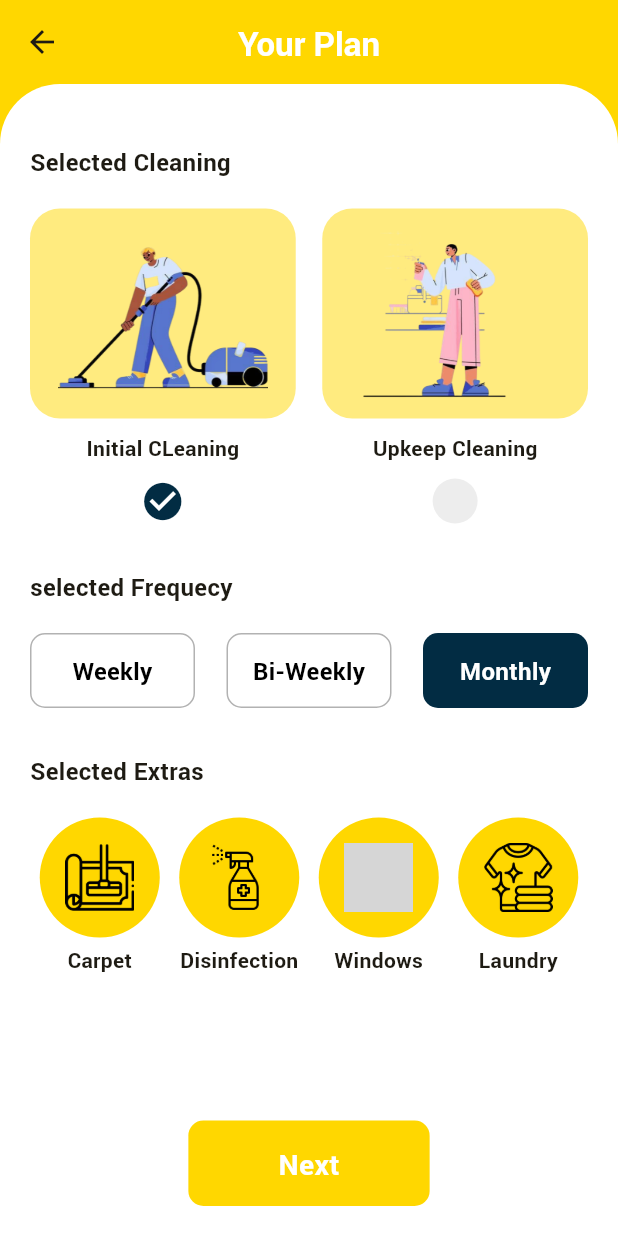
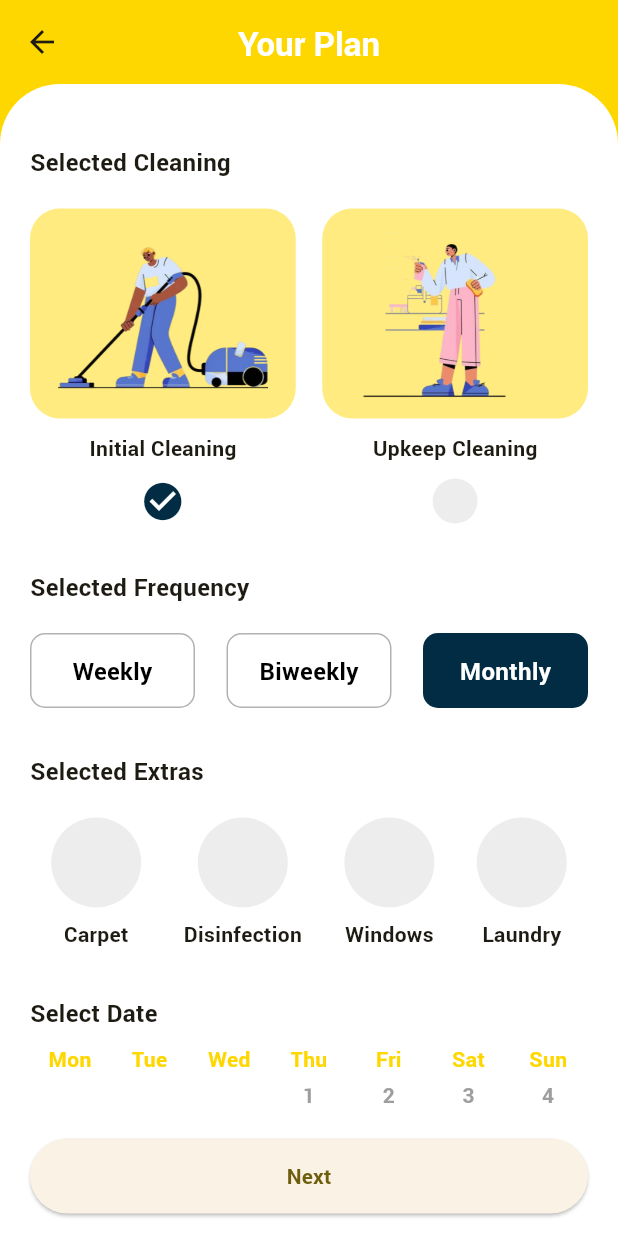
Before and after one commit to anely0o/uytaza, a Flutter app: the OrderBuildPage screen opened directly, on a phone screen of 412 x 824 dp. Run offline on Flutter 3.47's test engine with Material 3 defaults, Android fonts, the phone set to English and light mode, and no system bars; our stand-ins replace flutter_map, flutter_rating_bar, image_picker, latlong2, shared_preferences; accounts and stored records are empty; network calls fail; grey boxes are pictures that could not be loaded.

Commit message:
order build new

```diff
--- a/lib/screen/order/client/calendar_page.dart
+++ b/lib/screen/order/client/calendar_page.dart
@@ -1,4 +1,4 @@
-import 'package:flutter/material.dart';
+/* import 'package:flutter/material.dart';
 import 'package:table_calendar/table_calendar.dart';
 import 'package:uytaza/common/color_extension.dart';
 import 'package:uytaza/screen/models/order_model.dart';
@@ -253,3 +253,4 @@ class _CalendarPageState extends State<CalendarPage> {
     );
   }
 }
+ */
--- a/lib/screen/order/client/order_build_page.dart
+++ b/lib/screen/order/client/order_build_page.dart
@@ -1,7 +1,6 @@
 import 'package:flutter/material.dart';
 import 'package:uytaza/common/color_extension.dart';
-
-import 'package:uytaza/screen/order/client/calendar_page.dart';
+import 'package:uytaza/screen/order/client/payment_method_screen.dart';
 
 class OrderBuildPage extends StatefulWidget {
   const OrderBuildPage({super.key});
@@ -14,6 +13,61 @@ class _OrderBuildPageState extends State<OrderBuildPage> {
   String selectedType = "initial";
   String selectedFrequency = "monthly";
   Set<String> selectedExtras = {};
+
+  DateTime selectedDate = DateTime.now();
+  DateTime displayedMonth = DateTime(DateTime.now().year, DateTime.now().month);
+
+  void changeCleaningType(String type) {
+    setState(() {
+      selectedType = type;
+    });
+  }
+
+  void changeFrequency(String frequency) {
+    setState(() {
+      selectedFrequency = frequency;
+    });
+  }
+
+  void toggleExtra(String extra) {
+    setState(() {
+      if (selectedExtras.contains(extra)) {
+        selectedExtras.remove(extra);
+      } else {
+        selectedExtras.add(extra);
+      }
+    });
+  }
+
+  Widget extraWidget(String key, String title, bool isTop) {
+    bool isSelected = selectedExtras.contains(key);
+    return InkWell(
+      onTap: () {
+        toggleExtra(key);
+      },
+      child: Column(
+        children: [
+          Container(
+            height: 60,
+            width: 60,
+            decoration: BoxDecoration(
+              color: isSelected ? TColor.secondary : const Color(0xffededed),
+              shape: BoxShape.circle,
+            ),
+            child: Center(
+              child: Icon(
+                Icons.check,
+                color: isSelected ? Colors.white : Colors.transparent,
+              ),
+            ),
+          ),
+          const SizedBox(height: 8),
+          Text(title),
+        ],
+      ),
+    );
+  }
+
   @override
   Widget build(BuildContext context) {
     return Scaffold(
@@ -21,7 +75,7 @@ class _OrderBuildPageState extends State<OrderBuildPage> {
       appBar: AppBar(
         centerTitle: true,
         backgroundColor: Colors.transparent,
-        title: Text(
+        title: const Text(
           "Your Plan",
           style: TextStyle(color: Colors.white, fontWeight: FontWeight.w700),
         ),
@@ -30,10 +84,11 @@ class _OrderBuildPageState extends State<OrderBuildPage> {
       body: Column(
         children: [
           Expanded(
+            child: SingleChildScrollView(
               child: Container(
                 width: MediaQuery.of(context).size.width,
-              padding: EdgeInsets.all(20),
-              decoration: BoxDecoration(
+                padding: const EdgeInsets.all(20),
+                decoration: const BoxDecoration(
                   borderRadius: BorderRadius.only(
                     topLeft: Radius.circular(40),
                     topRight: Radius.circular(40),
@@ -43,18 +98,113 @@ class _OrderBuildPageState extends State<OrderBuildPage> {
                 child: Column(
                   crossAxisAlignment: CrossAxisAlignment.start,
                   children: [
-                  SizedBox(height: 20),
-                  Text(
+                    const SizedBox(height: 20),
+                    const Text(
                       "Selected Cleaning",
-                    style: TextStyle(fontSize: 16, fontWeight: FontWeight.w600),
+                      style: TextStyle(
+                        fontSize: 16,
+                        fontWeight: FontWeight.w600,
                       ),
-                  SizedBox(height: 20),
+                    ),
+                    const SizedBox(height: 20),
                     Row(
                       mainAxisAlignment: MainAxisAlignment.spaceBetween,
                       children: [
-                      InkWell(
+                        cleaningTypeCard(
+                          "initial",
+                          "Initial Cleaning",
+                          "assets/img/carpet_service.png",
+                        ),
+                        cleaningTypeCard(
+                          "upkeep",
+                          "Upkeep Cleaning",
+                          "assets/img/disifnfection_service.png",
+                        ),
+                      ],
+                    ),
+                    const SizedBox(height: 30),
+                    const Text(
+                      "Selected Frequency",
+                      style: TextStyle(
+                        fontSize: 16,
+                        fontWeight: FontWeight.w600,
+                      ),
+                    ),
+                    const SizedBox(height: 20),
+                    Row(
+                      mainAxisAlignment: MainAxisAlignment.spaceBetween,
+                      children: [
+                        frequencyOption("weekly"),
+                        frequencyOption("biweekly"),
+                        frequencyOption("monthly"),
+                      ],
+                    ),
+                    const SizedBox(height: 30),
+                    const Text(
+                      "Selected Extras",
+                      style: TextStyle(
+                        fontSize: 16,
+                        fontWeight: FontWeight.w600,
+                      ),
+                    ),
+                    const SizedBox(height: 20),
+                    Row(
+                      mainAxisAlignment: MainAxisAlignment.spaceAround,
+                      children: [
+                        extraWidget("carpet", "Carpet", true),
+                        extraWidget("hand-sanitizer", "Disinfection", true),
+                        extraWidget("window-cleaning", "Windows", false),
+                        extraWidget("laundry", "Laundry", false),
+                      ],
+                    ),
+                    const SizedBox(height: 30),
+                    const Text(
+                      "Select Date",
+                      style: TextStyle(
+                        fontSize: 16,
+                        fontWeight: FontWeight.w600,
+                      ),
+                    ),
+                    const SizedBox(height: 10),
+                    calendarWidget(),
+                    const SizedBox(height: 20),
+                    Text(
+                      "Selected: ${selectedDate.day.toString().padLeft(2, '0')}.${selectedDate.month.toString().padLeft(2, '0')}.${selectedDate.year}",
+                      style: const TextStyle(fontSize: 16),
+                    ),
+                  ],
+                ),
+              ),
+            ),
+          ),
+          Container(
+            color: Colors.white,
+            padding: const EdgeInsets.symmetric(horizontal: 20, vertical: 15),
+            child: SizedBox(
+              width: double.infinity,
+              height: 50,
+              child: ElevatedButton(
+                onPressed: () {
+                  Navigator.push(
+                    context,
+                    MaterialPageRoute(
+                      builder: (context) => const PaymentMethodScreen(),
+                    ),
+                  );
+                },
+                child: const Text("Next"),
+              ),
+            ),
+          ),
+        ],
+      ),
+    );
+  }
+
+  Widget cleaningTypeCard(String type, String label, String imagePath) {
+    return InkWell(
       onTap: () {
-                          changeCleaningType("initial");
+        changeCleaningType(type);
       },
       child: Column(
         children: [
@@ -63,31 +213,23 @@ class _OrderBuildPageState extends State<OrderBuildPage> {
             width: MediaQuery.of(context).size.width * 0.43,
             decoration: BoxDecoration(
               color: TColor.primary.withOpacity(0.5),
-                                image: DecorationImage(
-                                  image: AssetImage(
-                                    "assets/img/carpet_service.png",
+              image: DecorationImage(image: AssetImage(imagePath)),
+              borderRadius: BorderRadius.circular(20),
             ),
           ),
-                                borderRadius: BorderRadius.all(
-                                  Radius.circular(20),
-                                ),
-                              ),
-                            ),
-                            SizedBox(height: 10),
-                            Text(
-                              "Initial CLeaning",
-                              style: TextStyle(fontWeight: FontWeight.w600),
-                            ),
-                            SizedBox(height: 10),
+          const SizedBox(height: 10),
+          Text(label, style: const TextStyle(fontWeight: FontWeight.w600)),
+          const SizedBox(height: 10),
           Container(
             height: 30,
             width: 30,
             decoration: BoxDecoration(
               shape: BoxShape.circle,
-                                color: Colors.white,
+              color:
+                  selectedType == type ? Colors.white : const Color(0xffededed),
             ),
             child:
-                                  (selectedType == "initial")
+                selectedType == type
                     ? Icon(
                       Icons.check_circle,
                       color: TColor.secondary,
@@ -97,312 +239,132 @@ class _OrderBuildPageState extends State<OrderBuildPage> {
           ),
         ],
       ),
-                      ),
-                      InkWell(
+    );
+  }
+
+  Widget frequencyOption(String freq) {
+    return InkWell(
       onTap: () {
-                          changeCleaningType("upkeep");
-                        },
-                        child: Column(
-                          children: [
-                            Container(
-                              height: 140,
-                              width: MediaQuery.of(context).size.width * 0.43,
-                              decoration: BoxDecoration(
-                                color: TColor.primary.withOpacity(0.5),
-                                image: DecorationImage(
-                                  image: AssetImage(
-                                    "assets/img/disifnfection_service.png",
-                                  ),
-                                ),
-                                borderRadius: BorderRadius.all(
-                                  Radius.circular(20),
-                                ),
-                              ),
-                            ),
-                            SizedBox(height: 10),
-                            Text(
-                              "Upkeep Cleaning",
-                              style: TextStyle(fontWeight: FontWeight.w600),
-                            ),
-                            SizedBox(height: 10),
-                            Container(
-                              height: 30,
-                              width: 30,
-                              decoration: BoxDecoration(
-                                shape: BoxShape.circle,
-                                color: Color(0xffededed),
-                              ),
-                              child:
-                                  (selectedType == "upkeep")
-                                      ? Icon(
-                                        Icons.check_circle,
-                                        color: TColor.secondary,
-                                        size: 30,
-                                      )
-                                      : Container(),
-                            ),
-                          ],
-                        ),
-                      ),
-                    ],
-                  ),
-                  SizedBox(height: 30),
-                  Text(
-                    "selected Frequecy",
-                    style: TextStyle(fontSize: 16, fontWeight: FontWeight.w600),
-                  ),
-                  SizedBox(height: 20),
-                  Row(
-                    mainAxisAlignment: MainAxisAlignment.spaceBetween,
-                    children: [
-                      InkWell(
-                        onTap: () {
-                          changeFrequency("weekly");
+        changeFrequency(freq);
       },
       child: Container(
         height: 50,
         width: 110,
         decoration:
-                              (selectedFrequency == "weekly")
+            selectedFrequency == freq
                 ? BoxDecoration(
                   color: TColor.secondary,
-                                    borderRadius: BorderRadius.all(
-                                      Radius.circular(10),
-                                    ),
+                  borderRadius: BorderRadius.circular(10),
                 )
                 : BoxDecoration(
-                                    border: Border.all(
-                                      color: Colors.black.withOpacity(0.3),
-                                    ),
-                                    borderRadius: BorderRadius.all(
-                                      Radius.circular(10),
-                                    ),
+                  border: Border.all(color: Colors.black.withOpacity(0.3)),
+                  borderRadius: BorderRadius.circular(10),
                 ),
         child: Center(
           child: Text(
-                              "Weekly",
+            freq[0].toUpperCase() + freq.substring(1).replaceAll("-", " "),
             style: TextStyle(
               fontSize: 16,
               fontWeight: FontWeight.w500,
-                                color:
-                                    (selectedFrequency == "weekly")
-                                        ? Colors.white
-                                        : Colors.black,
+              color: selectedFrequency == freq ? Colors.white : Colors.black,
+            ),
+          ),
+        ),
+      ),
+    );
+  }
+
+  Widget calendarWidget() {
+    final year = displayedMonth.year;
+    final month = displayedMonth.month;
+    final daysInMonth = DateUtils.getDaysInMonth(year, month);
+    final firstWeekday = DateTime(year, month, 1).weekday;
+
+    List<Widget> dayWidgets = [];
+
+    List<String> weekDays = ['Mon', 'Tue', 'Wed', 'Thu', 'Fri', 'Sat', 'Sun'];
+    dayWidgets.add(
+      Row(
+        mainAxisAlignment: MainAxisAlignment.spaceAround,
+        children:
+            weekDays
+                .map(
+                  (d) => Expanded(
+                    child: Center(
+                      child: Text(
+                        d,
+                        style: TextStyle(
+                          fontWeight: FontWeight.bold,
+                          color: TColor.primary,
+                        ),
+                      ),
+                    ),
+                  ),
+                )
+                .toList(),
+      ),
+    );
+
+    List<Widget> days = [];
+    for (int i = 0; i < firstWeekday - 1; i++) {
+      days.add(const Expanded(child: SizedBox()));
+    }
+
+    for (int day = 1; day <= daysInMonth; day++) {
+      final currentDay = DateTime(year, month, day);
+      final isSelected =
+          selectedDate.year == currentDay.year &&
+          selectedDate.month == currentDay.month &&
+          selectedDate.day == currentDay.day;
+      final isPast = currentDay.isBefore(
+        DateTime.now().subtract(const Duration(days: 1)),
+      );
+
+      days.add(
+        Expanded(
+          child: GestureDetector(
+            onTap:
+                isPast
+                    ? null
+                    : () {
+                      setState(() {
+                        selectedDate = currentDay;
+                      });
+                    },
+            child: Container(
+              margin: const EdgeInsets.all(4),
+              decoration: BoxDecoration(
+                color: isSelected ? TColor.primary : Colors.transparent,
+                borderRadius: BorderRadius.circular(8),
+              ),
+              child: Center(
+                child: Text(
+                  day.toString(),
+                  style: TextStyle(
+                    color: isPast ? Colors.grey : Colors.black,
+                    fontWeight:
+                        isSelected ? FontWeight.bold : FontWeight.normal,
                   ),
                 ),
               ),
             ),
           ),
-                      InkWell(
-                        onTap: () {
-                          changeFrequency("biweekly");
-                        },
-                        child: Container(
-                          height: 50,
-                          width: 110,
-                          decoration:
-                              (selectedFrequency == "biweekly")
-                                  ? BoxDecoration(
-                                    color: TColor.secondary,
-                                    borderRadius: BorderRadius.all(
-                                      Radius.circular(10),
-                                    ),
-                                  )
-                                  : BoxDecoration(
-                                    border: Border.all(
-                                      color: Colors.black.withOpacity(0.3),
-                                    ),
-                                    borderRadius: BorderRadius.all(
-                                      Radius.circular(10),
-                                    ),
-                                  ),
-                          child: Center(
-                            child: Text(
-                              "Bi-Weekly",
-                              style: TextStyle(
-                                fontSize: 16,
-                                fontWeight: FontWeight.w500,
-                                color:
-                                    (selectedFrequency == "biweekly")
-                                        ? Colors.white
-                                        : Colors.black,
-                              ),
-                            ),
-                          ),
-                        ),
-                      ),
-                      InkWell(
-                        onTap: () {
-                          changeFrequency("monthly");
-                        },
-                        child: Container(
-                          height: 50,
-                          width: 110,
-                          decoration:
-                              (selectedFrequency == "monthly")
-                                  ? BoxDecoration(
-                                    color: TColor.secondary,
-                                    borderRadius: BorderRadius.all(
-                                      Radius.circular(10),
-                                    ),
-                                  )
-                                  : BoxDecoration(
-                                    border: Border.all(
-                                      color: Colors.black.withOpacity(0.3),
-                                    ),
-                                    borderRadius: BorderRadius.all(
-                                      Radius.circular(10),
-                                    ),
-                                  ),
-                          child: Center(
-                            child: Text(
-                              "Monthly",
-                              style: TextStyle(
-                                fontSize: 16,
-                                fontWeight: FontWeight.w500,
-                                color:
-                                    (selectedFrequency == "monthly")
-                                        ? Colors.white
-                                        : Colors.black,
-                              ),
-                            ),
-                          ),
-                        ),
-                      ),
-                    ],
-                  ),
-                  SizedBox(height: 30),
-                  Text(
-                    "Selected Extras",
-                    style: TextStyle(fontSize: 16, fontWeight: FontWeight.w600),
-                  ),
-                  SizedBox(height: 20),
-                  Row(
-                    mainAxisAlignment: MainAxisAlignment.spaceAround,
-                    children: [
-                      extraWidget("carpet", "Carpet", true),
-                      extraWidget("hand-sanitizer", "Disinfection", true),
-                      extraWidget("window-cleaning", "Windows", false),
-                      extraWidget("laundry", "Laundry", false),
-                    ],
-                  ),
-                  Expanded(child: Container()),
-                  Row(
-                    mainAxisAlignment: MainAxisAlignment.center,
-                    children: [
-                      InkWell(
-                        onTap: () {
-                          Navigator.push(
-                            context,
-                            MaterialPageRoute(
-                              builder:
-                                  (context) => CalendarPage(
-                                    cleaningType: selectedType,
-                                    frequency: selectedFrequency,
-                                    extras: selectedExtras.toList(),
-                                  ),
         ),
       );
-                        },
-                        child: Container(
-                          padding: EdgeInsets.symmetric(
-                            horizontal: 60,
-                            vertical: 15,
-                          ),
-                          decoration: BoxDecoration(
-                            borderRadius: BorderRadius.all(Radius.circular(10)),
-                            color: TColor.primary,
-                          ),
-                          child: Text(
-                            "Next",
-                            style: TextStyle(
-                              fontSize: 19,
-                              color: Colors.white,
-                              fontWeight: FontWeight.bold,
-                            ),
-                          ),
-                        ),
-                      ),
-                    ],
-                  ),
-                ],
-              ),
-            ),
-          ),
-        ],
-      ),
-    );
+
+      if ((days.length) % 7 == 0) {
+        dayWidgets.add(Row(children: days));
+        days = [];
+      }
     }
 
-  void changeCleaningType(String type) {
-    selectedType = type;
-    setState(() {});
+    if (days.isNotEmpty) {
+      while (days.length < 7) {
+        days.add(const Expanded(child: SizedBox()));
+      }
+      dayWidgets.add(Row(children: days));
     }
 
-  void changeFrequency(String frequency) {
-    selectedFrequency = frequency;
-    setState(() {});
-  }
-
-  Column extraWidget(String img, String name, bool initiallySelected) {
-    final isSelected = selectedExtras.contains(name);
-    return Column(
-      children: [
-        InkWell(
-          onTap: () {
-            setState(() {
-              if (isSelected) {
-                selectedExtras.remove(name);
-              } else {
-                selectedExtras.add(name);
-              }
-            });
-          },
-          child: Stack(
-            children: [
-              Container(
-                height: 80,
-                width: 80,
-                decoration: BoxDecoration(
-                  shape: BoxShape.circle,
-                  color: TColor.primary,
-                ),
-                child: Container(
-                  margin: EdgeInsets.all(17),
-                  decoration: BoxDecoration(
-                    image: DecorationImage(
-                      image: AssetImage('assets/img/$img.png'),
-                      fit: BoxFit.contain,
-                    ),
-                  ),
-                ),
-              ),
-              if (isSelected)
-                Positioned(
-                  top: 0,
-                  right: 0,
-                  child: Container(
-                    height: 30,
-                    width: 30,
-                    decoration: BoxDecoration(
-                      shape: BoxShape.circle,
-                      color: Colors.white,
-                    ),
-                    child: Center(
-                      child: Icon(Icons.check_circle, color: TColor.primary),
-                    ),
-                  ),
-                ),
-            ],
-          ),
-        ),
-        SizedBox(height: 5),
-        Text(name, style: TextStyle(fontWeight: FontWeight.w500)),
-      ],
-    );
-  }
-
-  void openCalendarPage() {
-    Navigator.pushNamed(context, '/CalendarPage');
+    return Column(children: dayWidgets);
   }
 }
```
Lines whose indentation alone changed are shown as unchanged.
